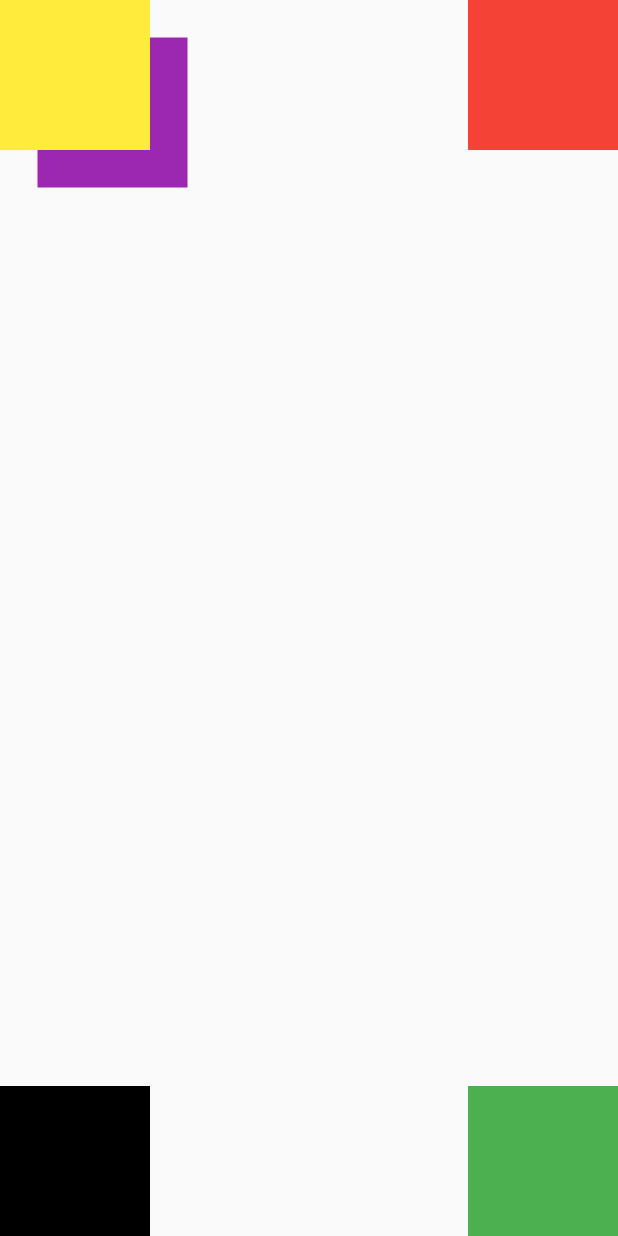
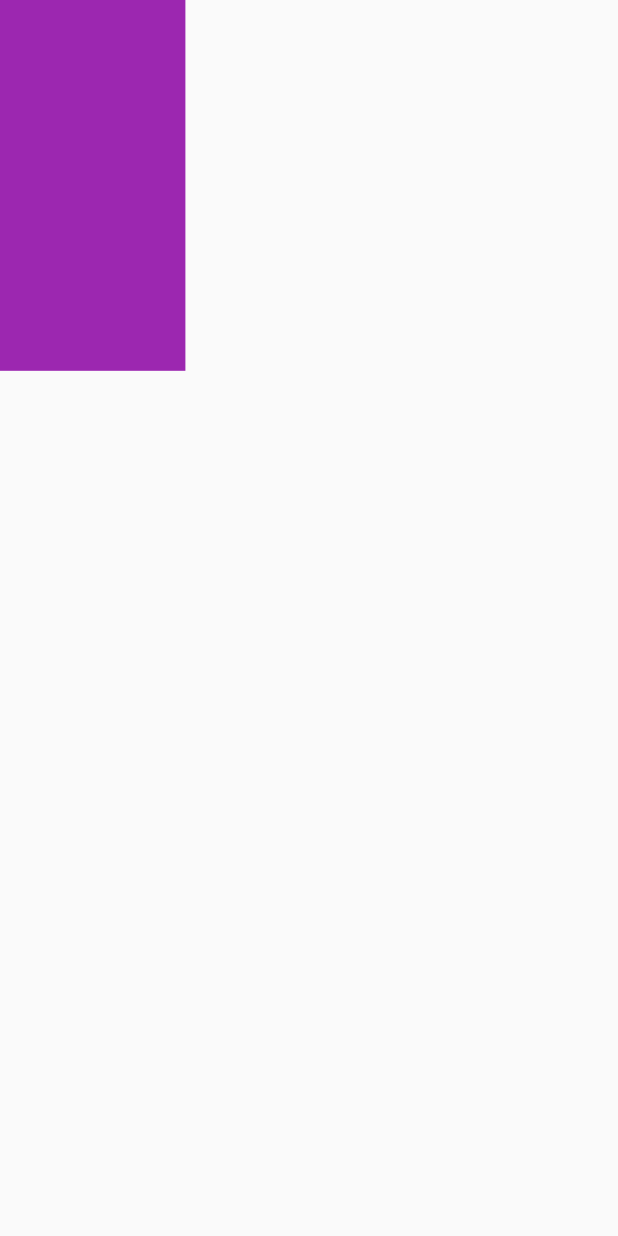
Before and after one commit to wasimiqbal1/Flutter, a Flutter app: the screen it shows after launch, on a phone screen of 412 x 824 dp. Run offline on Flutter 3.47's test engine with Material 2 defaults, Android fonts, the phone set to English and light mode, and no system bars.

Commit message:
flutter MediaQuery

```diff
--- a/firstapp_wasim/lib/home.dart
+++ b/firstapp_wasim/lib/home.dart
@@ -10,35 +10,11 @@ class _HomeState extends State<Home> {
   @override
   Widget build(BuildContext context) {
     return Scaffold(
-      body: Stack(children: [
-        Align(
-          alignment: Alignment.bottomLeft,
-                  child: Container(
-              color: Colors.black,height:100, width:100 ),),
-
-        Positioned(
-          left: 25,
-          top: 25,
-              child: Container(
-                   color: Colors.purple,height:100, width:100,)),
-
-
-        Align(
-          alignment: Alignment.bottomRight,
-                 child: Container(
-                   color: Colors.green,height:100, width:100,)),
-
-        Align(
-          alignment: Alignment.topLeft,
-              child: Container(
-                  color: Colors.yellow,height:100, width:100,)),
-
-        Align(
-          alignment: Alignment.topRight,
-              child: Container(
-                color: Colors.red,height:100, width:100,)),
-
-      ],)
+      body: Container(
+        color: Colors.purple,
+        height: MediaQuery.of(context).size.height*0.3,
+        width: MediaQuery.of(context).size.width*0.3,
+      )
     );
   }
 }
```
